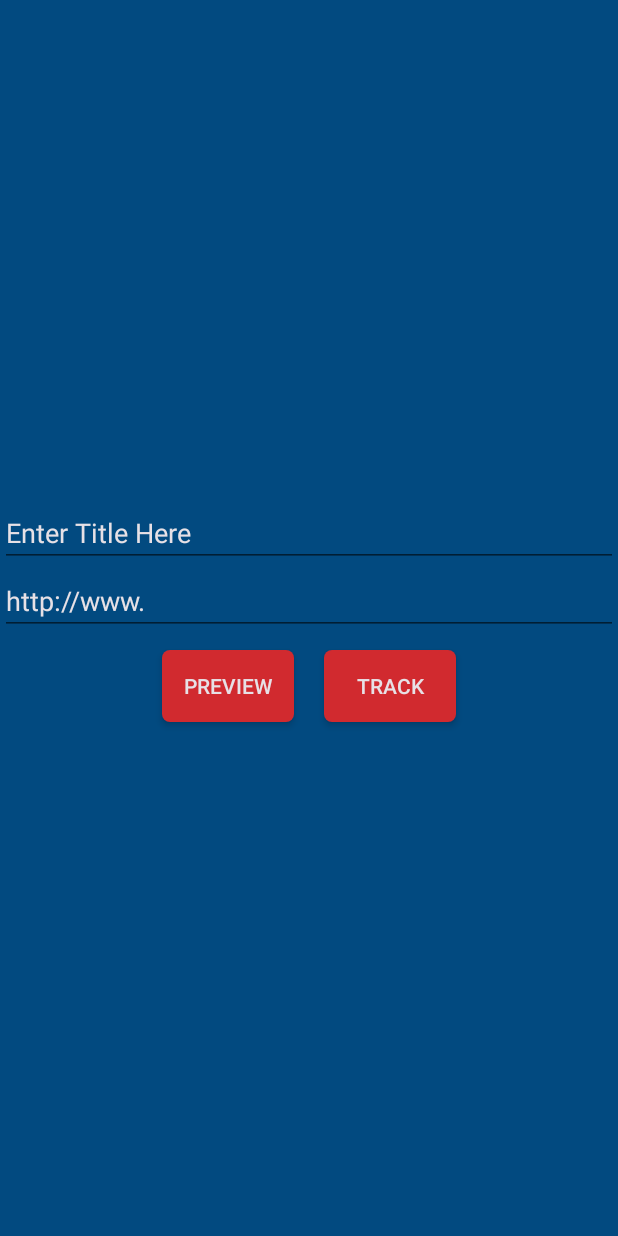
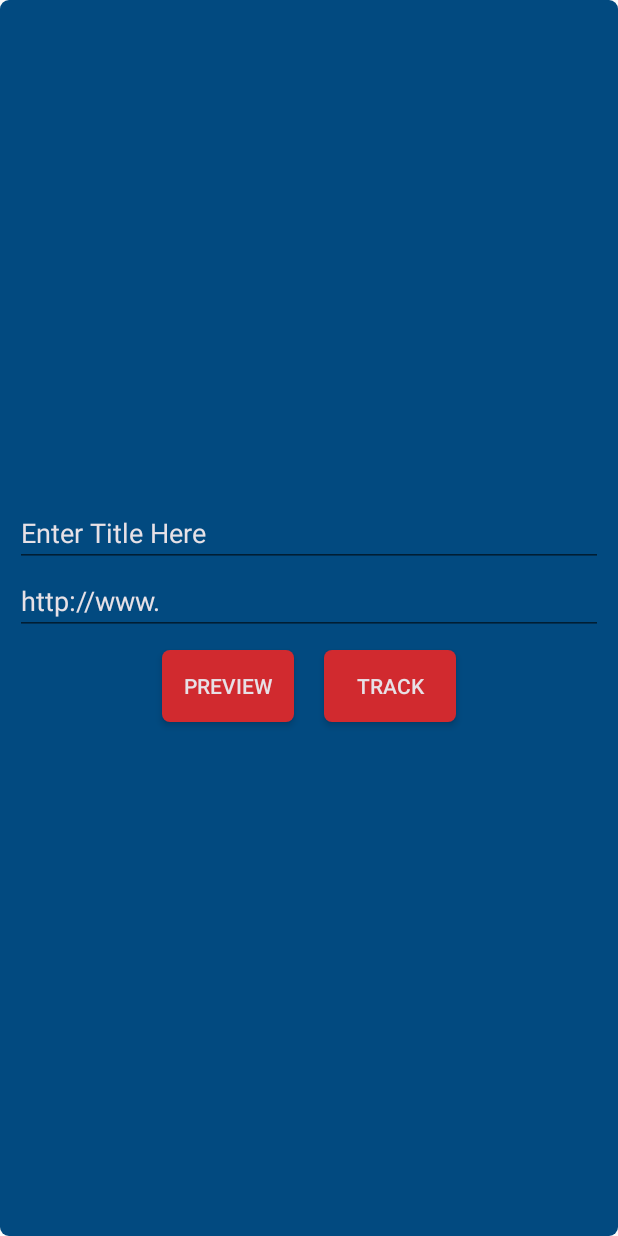
Before and after one commit to jgarcia162/Updated, an Android app: the fragment AddPageDialogFragment shown on its own in the app's theme, on a phone screen of 412 x 824 dp. Run offline under Robolectric (Android 15) with nearby library versions, the phone set to English and light mode, and no system bars; libraries missing offline, so code that uses them is left out: io.realm; 2 statements that could not run were skipped.

Commit message:
added rounded corners to network error dialog

```diff
--- a/app/src/main/java/com/example/jose/updated/controller/BaseActivity.java
+++ b/app/src/main/java/com/example/jose/updated/controller/BaseActivity.java
@@ -3,6 +3,8 @@ package com.example.jose.updated.controller;
 import android.content.Context;
 import android.content.DialogInterface;
 import android.content.Intent;
+import android.graphics.Color;
+import android.graphics.drawable.ColorDrawable;
 import android.net.ConnectivityManager;
 import android.net.NetworkInfo;
 import android.os.Bundle;
@@ -116,7 +118,7 @@ public abstract class BaseActivity extends AppCompatActivity {
     }
 
     public void buildAlertDialog(){
-        AlertDialog.Builder builder = new AlertDialog.Builder(this, R.style.custom_dialog);
+        AlertDialog.Builder builder = new AlertDialog.Builder(this, R.style.CustomDialogStyle);
         builder.setTitle("Whoops!");
         builder.setMessage("Something's broken =[");
         builder.setPositiveButton("Dismiss", new DialogInterface.OnClickListener() {
@@ -126,6 +128,7 @@ public abstract class BaseActivity extends AppCompatActivity {
             }
         });
         AlertDialog dialog = builder.create();
+        dialog.getWindow().setBackgroundDrawable(new ColorDrawable(Color.TRANSPARENT));
         dialog.show();
     }
 
--- a/app/src/main/java/com/example/jose/updated/view/AddPageDialogFragment.java
+++ b/app/src/main/java/com/example/jose/updated/view/AddPageDialogFragment.java
@@ -2,6 +2,8 @@ package com.example.jose.updated.view;
 
 import android.app.DialogFragment;
 import android.content.DialogInterface;
+import android.graphics.Color;
+import android.graphics.drawable.ColorDrawable;
 import android.os.Bundle;
 import android.support.annotation.Nullable;
 import android.support.design.widget.TextInputEditText;
@@ -50,6 +52,7 @@ public class AddPageDialogFragment extends DialogFragment {
     public void onActivityCreated(Bundle savedInstanceState) {
         super.onActivityCreated(savedInstanceState);
         getDialog().getWindow().getAttributes().windowAnimations = R.style.DialogAnimation;
+        getDialog().getWindow().setBackgroundDrawable(new ColorDrawable(Color.TRANSPARENT));
     }
 
     @Nullable
--- /dev/null
+++ b/app/src/main/res/drawable/dialog_background_shape.xml
@@ -0,0 +1,11 @@
+<?xml version="1.0" encoding="utf-8"?>
+<shape xmlns:android="http://schemas.android.com/apk/res/android"
+    android:shape="rectangle">
+    <corners android:radius="6dp" />
+    <solid android:color="@color/colorPrimary" />
+    <padding
+        android:left="10dp"
+        android:top="10dp"
+        android:right="10dp"
+        android:bottom="10dp" />
+</shape>
--- a/app/src/main/res/layout-v21/add_page_dialog_fragment_layout.xml
+++ b/app/src/main/res/layout-v21/add_page_dialog_fragment_layout.xml
@@ -3,7 +3,7 @@
 <RelativeLayout xmlns:android="http://schemas.android.com/apk/res/android"
     android:layout_width="match_parent"
     android:layout_height="match_parent"
-    android:background="@color/colorPrimary"
+    android:background="@drawable/dialog_background_shape"
     android:gravity="center">
 
     <android.support.design.widget.TextInputEditText
--- a/app/src/main/res/layout/add_page_dialog_fragment_layout.xml
+++ b/app/src/main/res/layout/add_page_dialog_fragment_layout.xml
@@ -3,7 +3,7 @@
 <RelativeLayout xmlns:android="http://schemas.android.com/apk/res/android"
     android:layout_width="match_parent"
     android:layout_height="match_parent"
-    android:background="@color/colorPrimary"
+    android:background="@drawable/dialog_background_shape"
     android:gravity="center">
 
     <android.support.design.widget.TextInputEditText
--- a/app/src/main/res/values-v21/styles.xml
+++ b/app/src/main/res/values-v21/styles.xml
@@ -30,9 +30,9 @@
 
     </style>
 
-    <style name="custom_dialog" parent="Theme.AppCompat.Dialog">
+    <style name="CustomDialogStyle" parent="Theme.AppCompat.Dialog">
         <item name="android:windowNoTitle">true</item>
-        <item name="android:colorBackground">@color/colorPrimary</item>
+        <item name="android:background">@drawable/network_dialog_background_shape</item>
     </style>
 
     <style name="DialogAnimation">
--- a/app/src/main/res/values/styles.xml
+++ b/app/src/main/res/values/styles.xml
@@ -26,8 +26,9 @@
         <item name="fontPath">fonts/ghms.ttf</item>
     </style>
 
-    <style name="custom_dialog" parent="Theme.AppCompat.Dialog">
+    <style name="CustomDialogStyle" parent="Theme.AppCompat.Dialog">
         <item name="android:windowNoTitle">true</item>
+        <item name="android:background">@drawable/network_dialog_background_shape</item>
     </style>
 
     <style name="DialogAnimation">
```
Also changed, not shown: app/src/main/res/drawable/network_dialog_background_shape.xml (added, +11 -0 lines), app/src/main/res/drawable-hdpi/dialog_background.9.png (deleted), app/src/main/res/drawable-mdpi/dialog_background.9.png (deleted), app/src/main/res/drawable-xhdpi/dialog_background.9.png (deleted), app/src/main/res/drawable-xxhdpi/dialog_background.9.png (deleted), app/src/main/res/drawable-xxxhdpi/dialog_background.9.png (deleted), app/src/main/res/drawable/dialog_background.9.png (deleted).
